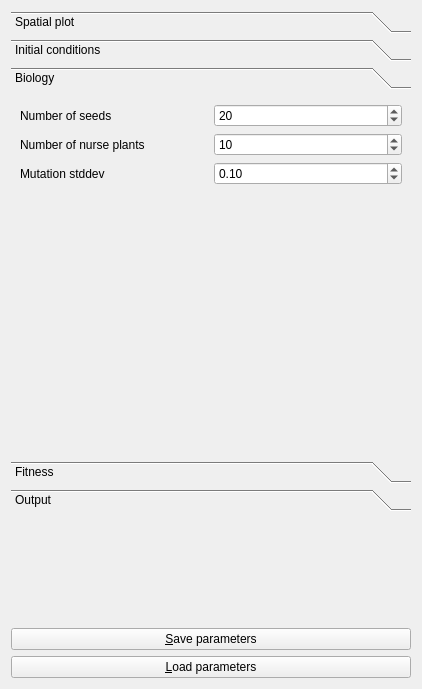
richelbilderbeek/korter_project, file korter_project_qt_parameters_widget.ui: the form before one commit.
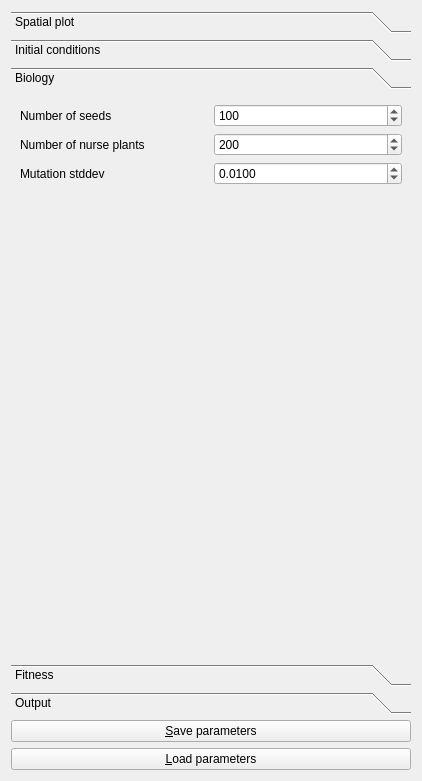
The form after the commit. The open tabs and pages were chosen to show the change. Icons and pictures are not drawn.

Patch:
```diff
--- a/korter_project_qt_parameters_widget.ui
+++ b/korter_project_qt_parameters_widget.ui
@@ -7,7 +7,7 @@
     <x>0</x>
     <y>0</y>
     <width>418</width>
-    <height>689</height>
+    <height>781</height>
    </rect>
   </property>
   <property name="sizePolicy">
@@ -20,20 +20,13 @@
    <string>Form</string>
   </property>
   <layout class="QGridLayout" name="gridLayout">
-   <item row="3" column="0">
+   <item row="4" column="0">
     <widget class="QPushButton" name="button_load">
      <property name="text">
       <string>&amp;Load parameters</string>
      </property>
     </widget>
    </item>
-   <item row="2" column="0">
-    <widget class="QPushButton" name="button_save">
-     <property name="text">
-      <string>&amp;Save parameters</string>
-     </property>
-    </widget>
-   </item>
    <item row="0" column="0">
     <widget class="QToolBox" name="toolBox">
      <property name="sizePolicy">
@@ -225,8 +218,8 @@
        <rect>
         <x>0</x>
         <y>0</y>
-        <width>543</width>
-        <height>625</height>
+        <width>411</width>
+        <height>532</height>
        </rect>
       </property>
       <attribute name="label">
@@ -272,7 +265,7 @@
           <number>10000</number>
          </property>
          <property name="value">
-          <number>20</number>
+          <number>100</number>
          </property>
         </widget>
        </item>
@@ -289,7 +282,7 @@
           <number>1000</number>
          </property>
          <property name="value">
-          <number>10</number>
+          <number>200</number>
          </property>
         </widget>
        </item>
@@ -302,8 +295,17 @@
        </item>
        <item row="2" column="1">
         <widget class="QDoubleSpinBox" name="box_mut_stddev">
+         <property name="decimals">
+          <number>4</number>
+         </property>
+         <property name="maximum">
+          <double>1000.000000000000000</double>
+         </property>
+         <property name="singleStep">
+          <double>0.010000000000000</double>
+         </property>
          <property name="value">
-          <double>0.100000000000000</double>
+          <double>0.010000000000000</double>
          </property>
         </widget>
        </item>
@@ -386,18 +388,12 @@
      </widget>
     </widget>
    </item>
-   <item row="1" column="0">
-    <spacer name="verticalSpacer_2">
-     <property name="orientation">
-      <enum>Qt::Vertical</enum>
+   <item row="3" column="0">
+    <widget class="QPushButton" name="button_save">
+     <property name="text">
+      <string>&amp;Save parameters</string>
      </property>
-     <property name="sizeHint" stdset="0">
-      <size>
-       <width>20</width>
-       <height>40</height>
-      </size>
-     </property>
-    </spacer>
+    </widget>
    </item>
   </layout>
  </widget>
```
Left out of the diff: 60 changed lines with no effect on the pictures.
